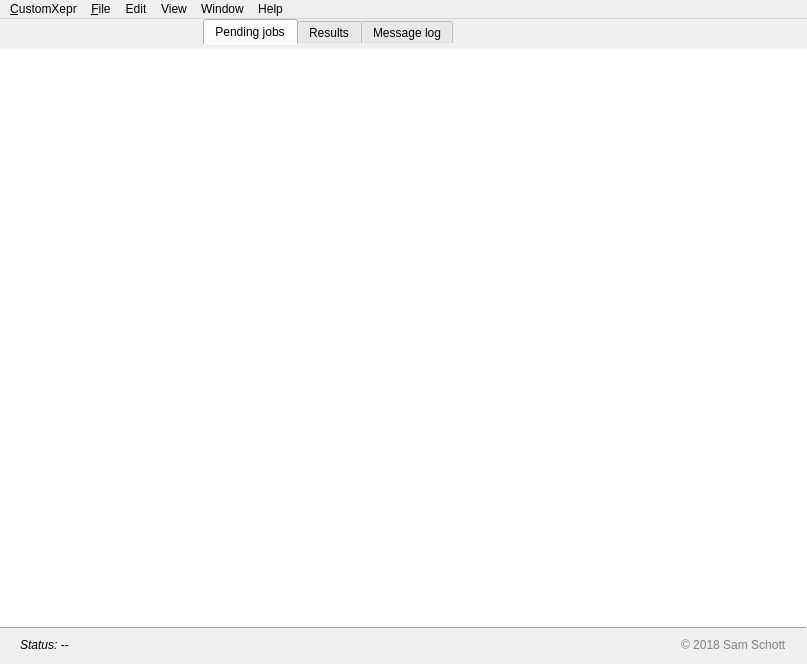
This is customxepr/customxepr_ui_macos.ui in OE-FET/customxepr as Qt 5 draws it before an edit. The edited form follows.
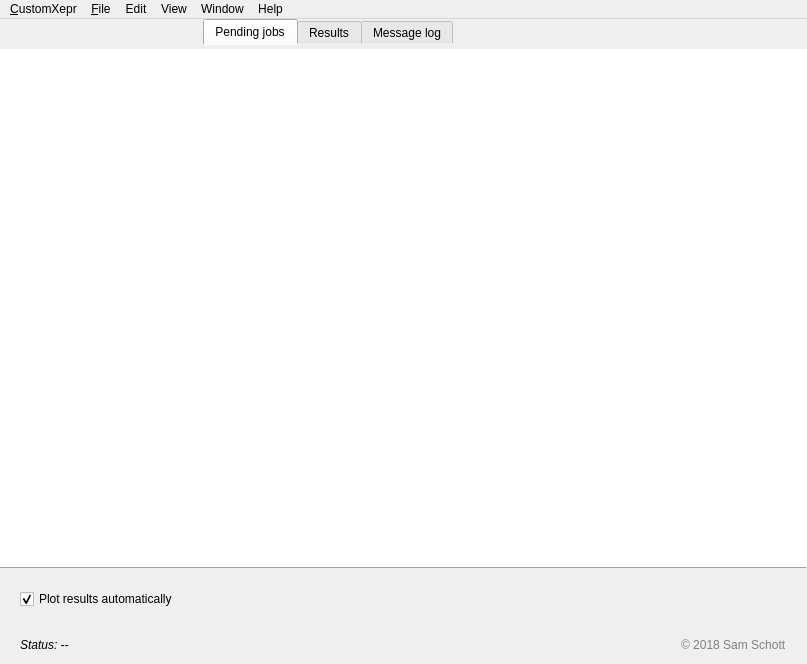
This is the edited form. The open tabs and pages were chosen to show the change. Custom widgets are drawn as their Qt base class.

```diff
--- a/customxepr/customxepr_ui_macos.ui
+++ b/customxepr/customxepr_ui_macos.ui
@@ -458,7 +458,7 @@
         <property name="verticalSpacing">
          <number>0</number>
         </property>
-        <item row="1" column="0">
+        <item row="2" column="0">
          <widget class="Line" name="line_3">
           <property name="frameShadow">
            <enum>QFrame::Raised</enum>
@@ -484,6 +484,32 @@
           </property>
          </widget>
         </item>
+        <item row="6" column="0">
+         <layout class="QGridLayout" name="gridLayout_10">
+          <property name="leftMargin">
+           <number>20</number>
+          </property>
+          <property name="topMargin">
+           <number>20</number>
+          </property>
+          <property name="rightMargin">
+           <number>20</number>
+          </property>
+          <property name="bottomMargin">
+           <number>20</number>
+          </property>
+          <item row="0" column="0">
+           <widget class="QCheckBox" name="plotCheckBox">
+            <property name="text">
+             <string>Plot results automatically</string>
+            </property>
+            <property name="checked">
+             <bool>true</bool>
+            </property>
+           </widget>
+          </item>
+         </layout>
+        </item>
        </layout>
       </widget>
       <widget class="QWidget" name="page_3">
```
Left out of the diff: 13 changed lines with no effect on the pictures.
